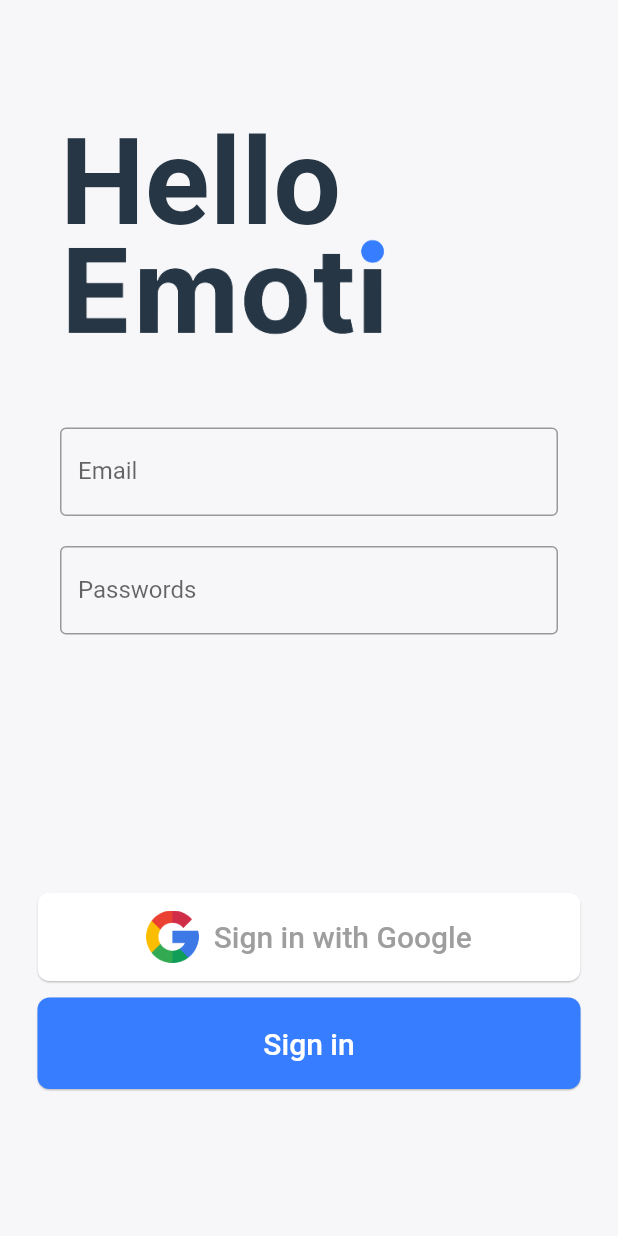
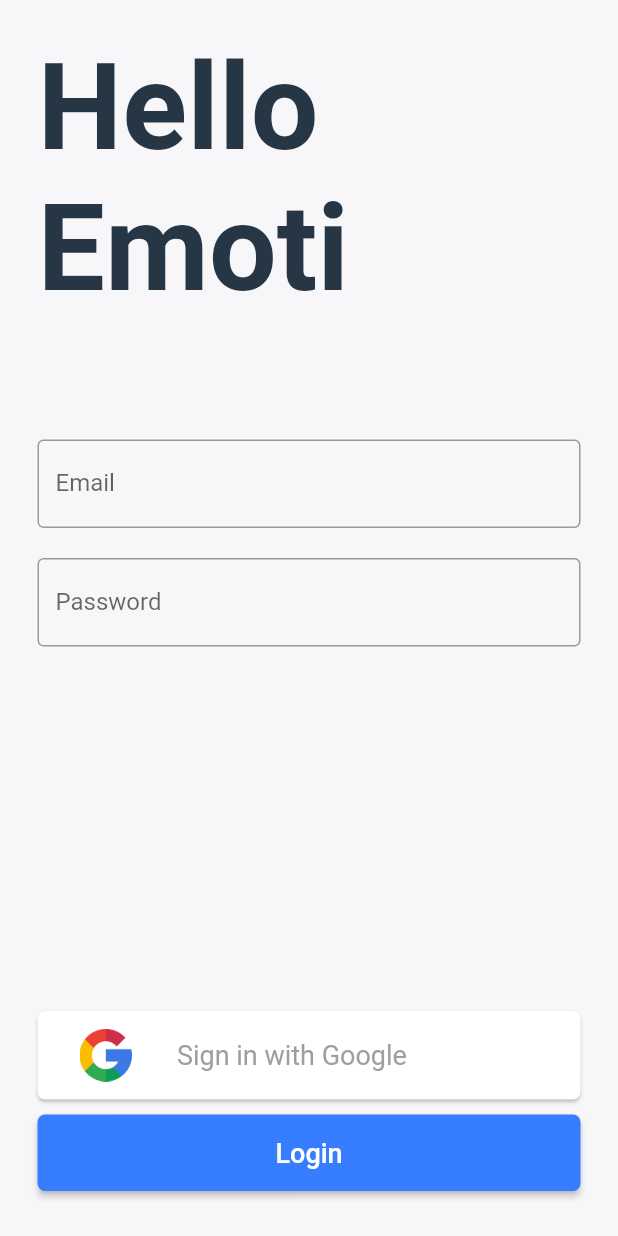
Before and after one commit to kumaskano1-edu/EmotiMessenger, a Flutter app: the screen it shows after launch, on a phone screen of 412 x 824 dp. Run offline on Flutter 3.47's test engine with Material 2 defaults, Android fonts, the phone set to English and light mode, and no system bars.

Commit message:
login screen finished but, needs more work

```diff
--- a/lib/screens/auth/Authentication.dart
+++ b/lib/screens/auth/Authentication.dart
@@ -4,6 +4,79 @@ import 'package:messenger/screens/auth/IntroScreen.dart';
 
 /*checking the authenticated users
 * redirecting between screens */
+Widget TitleLarge(String text) => Container(
+      width: 220,
+      child: Text(
+        text ?? "Unknown Text",
+        style: TextStyle(
+            fontSize: 80.0, fontWeight: FontWeight.bold, color: Black),
+      ),
+    );
+
+Widget InputForms(String placholder, String label) => Container(
+      padding: EdgeInsets.symmetric(vertical: 10),
+      child: TextField(
+        decoration: InputDecoration(
+          border: OutlineInputBorder(),
+          labelText: label,
+          hintText: placholder,
+        ),
+      ),
+    );
+
+Widget GoogleSignButton() => Container(
+      padding: EdgeInsets.symmetric(vertical: 5),
+      child: RaisedButton(
+        color: Colors.white,
+        elevation: 1,
+        onPressed: () {},
+        shape: RoundedRectangleBorder(borderRadius: BorderRadius.circular(5)),
+        highlightElevation: 0,
+        child: Padding(
+          padding: EdgeInsets.all(12),
+          child: Row(
+            children: <Widget>[
+              Image(
+                  image: AssetImage('assets/icons/socialAuth/google.png'),
+                  height: 35.0),
+              SizedBox(
+                width: 30,
+              ),
+              Text(
+                'Sign in with Google',
+                style: TextStyle(
+                  fontWeight: FontWeight.normal,
+                  fontSize: 18,
+                  color: Colors.grey,
+                ),
+              )
+            ],
+          ),
+        ),
+      ),
+    );
+
+Widget Button(String text) => Container(
+    padding: EdgeInsets.symmetric(vertical: 5),
+    width: double.infinity,
+    child: RaisedButton(
+      color: Blue,
+      elevation: 2,
+      onPressed: () {},
+      shape: RoundedRectangleBorder(borderRadius: BorderRadius.circular(5)),
+      highlightElevation: 0,
+      child: Padding(
+        padding: EdgeInsets.all(15),
+        child: Text(
+          text,
+          style: TextStyle(
+            fontSize: 18,
+            color: Colors.white,
+          ),
+        ),
+      ),
+    ));
+
 class Authentication extends StatefulWidget {
   @override
   _AuthenticationState createState() => _AuthenticationState();
@@ -13,140 +86,47 @@ class _AuthenticationState extends State<Authentication> {
   @override
   Widget build(BuildContext context) {
     return Scaffold(
+        resizeToAvoidBottomPadding: false,
         body: SafeArea(
-      child: Column(
-        children: <Widget>[
-          Container(
-            padding: EdgeInsets.all(5),
-            child: Stack(
+            child: Padding(
+          padding: EdgeInsets.all(25),
+          child: Column(
+              mainAxisSize: MainAxisSize.max,
+              mainAxisAlignment: MainAxisAlignment.spaceBetween,
+              crossAxisAlignment: CrossAxisAlignment.stretch,
               children: <Widget>[
-                Container(
-                  padding: EdgeInsets.fromLTRB(35.0, 70.0, 0.0, 0.0),
-                  child: Text(
-                    "Hello",
-                    style: TextStyle(
-                        fontSize: 80.0,
-                        fontWeight: FontWeight.bold,
-                        color: Black),
-                  ),
-                ),
-                Container(
-                  padding: EdgeInsets.fromLTRB(5.0, 50.0, 0.0, 0.0),
+                Expanded(
+                    child: Container(
                   child: Column(
-                    crossAxisAlignment: CrossAxisAlignment.start,
-                    children: <Widget>[
-                      Image(
-                          height: 280,
-                          image: AssetImage("assets/images/Logo.png"))
+                    children: [
+                      Row(
+                        children: [
+                          Column(
+                            children: <Widget>[
+                              TitleLarge("Hello"),
+                              TitleLarge("Emoti"),
+                            ],
+                          ),
+                        ],
+                      ),
                     ],
                   ),
-                ),
-                Container(
-                    padding: EdgeInsets.fromLTRB(35.0, 280.0, 35.0, 0.0),
+                )),
+                Expanded(
                     child: Column(
-                      children: [
-                        TextField(
-                          decoration: InputDecoration(
-                            border: OutlineInputBorder(),
-                            labelText: 'Email',
-                            hintText: 'Please Input Your Email',
-                          ),
-                          autofocus: false,
-                        ),
-                        Container(
-                          margin: EdgeInsets.only(top: 20, bottom: 20),
-                          child: TextField(
-                            decoration: InputDecoration(
-                              border: OutlineInputBorder(),
-                              labelText: 'Passwords',
-                              hintText: 'Please type your password',
-                            ),
-                            autofocus: false,
-                          ),
-                        )
-                      ],
-                    ),
-                ),
-                Container(
-                  padding: EdgeInsets.fromLTRB(0.0, 580.0, 0.0, 0.0),
-                  margin: EdgeInsets.symmetric(horizontal: 10),
-                  width: double.infinity,
-                  child:Container(
-                    child: Container(
-                      child: Padding(
-                        padding: const EdgeInsets.all(5.0),
-                        child: Container(
-                          padding: const EdgeInsets.all(5.0),
-                          child: RaisedButton(
-                            color: Colors.white,
-                            elevation: 0.5,
-                            onPressed: () {},
-                            shape: RoundedRectangleBorder(borderRadius: BorderRadius.circular(8)),
-                            highlightElevation: 0,
-                            child: Padding(
-                              padding: const EdgeInsets.fromLTRB(0, 12, 0, 12),
-                              child: Row(
-                                mainAxisSize: MainAxisSize.min,
-                                mainAxisAlignment: MainAxisAlignment.center,
-                                children: <Widget>[
-                                  Image(image: AssetImage('assets/icons/socialAuth/google.png'), height: 35.0),
-                                  Padding(
-                                    padding: const EdgeInsets.only(left: 10),
-                                    child: Text(
-                                      'Sign in with Google',
-                                      style: TextStyle(
-                                        fontSize: 20,
-                                        color: Colors.grey,
-                                      ),
-                                    ),
-                                  )
-                                ],
-                              ),
-                            ),),
-                        ),
-                      ),
-                    ),
-                  )
-                  ),
-                Container(
-                    padding: EdgeInsets.fromLTRB(0.0, 650.0, 0.0, 0.0),
-                    margin: EdgeInsets.symmetric(horizontal: 10),
-                    width: double.infinity,
-                    child:Container(
-                      child: Container(
-                        child: Padding(
-                          padding: const EdgeInsets.all(5.0),
-                          child: Container(
-                            padding: const EdgeInsets.all(5.0),
-                            child: RaisedButton(
-                              color: Blue,
-                              elevation: 0.5,
-                              onPressed: () {},
-                              shape: RoundedRectangleBorder(borderRadius: BorderRadius.circular(8)),
-                              highlightElevation: 0,
-                              child: Padding(
-                                padding: const EdgeInsets.fromLTRB(0, 12, 0, 12),
-                                child: Padding(
-                                  padding: const EdgeInsets.all(7),
-                                  child: Text(
-                                    'Sign in',
-                                    style: TextStyle(
-                                      fontSize: 20,
-                                      color: Colors.white,
-                                    ),
-                                  ),
-                                )
-                              ),),
-                          ),
-                        ),
-                      ),
-                    )
-                ),
-              ],
-            ),
-          )
-        ],
-      ),
-    ));
+                  crossAxisAlignment: CrossAxisAlignment.center,
+                  children: <Widget>[
+                    InputForms("Please Input Your Name", "Email"),
+                    InputForms("Please Input Your Password", "Password")
+                  ],
+                )),
+                Expanded(
+                    child: Column(
+                  mainAxisSize: MainAxisSize.max,
+                  mainAxisAlignment: MainAxisAlignment.end,
+                  children: <Widget>[GoogleSignButton(), Button("Login")],
+                ))
+              ]),
+        )));
   }
 }
```
